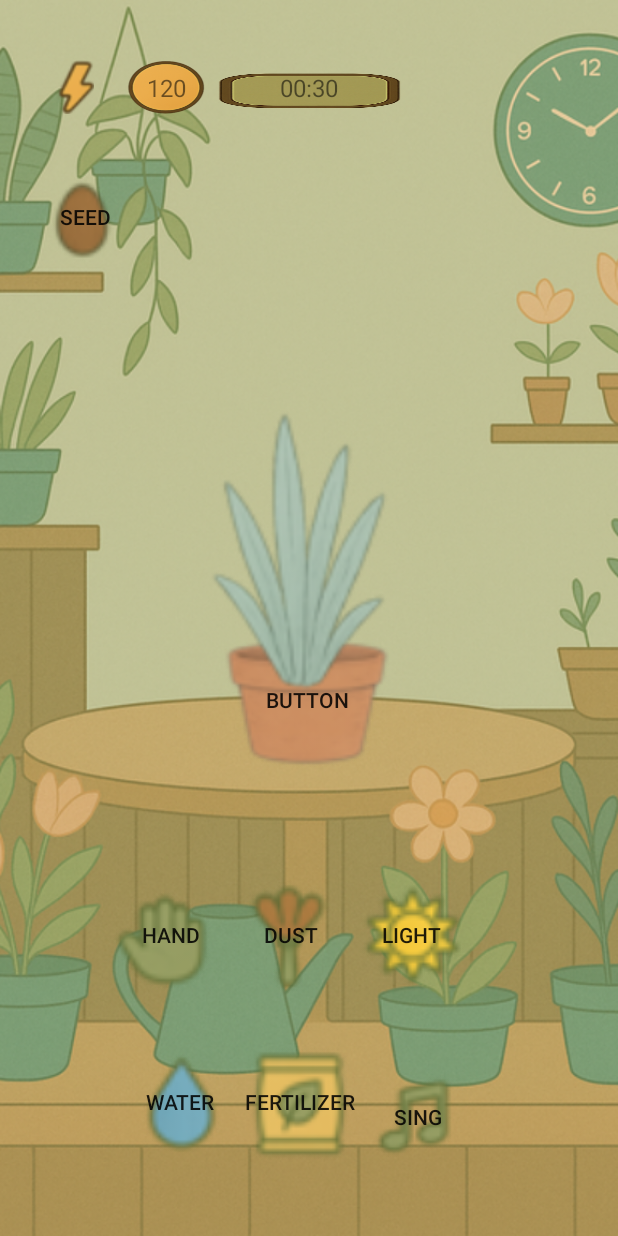
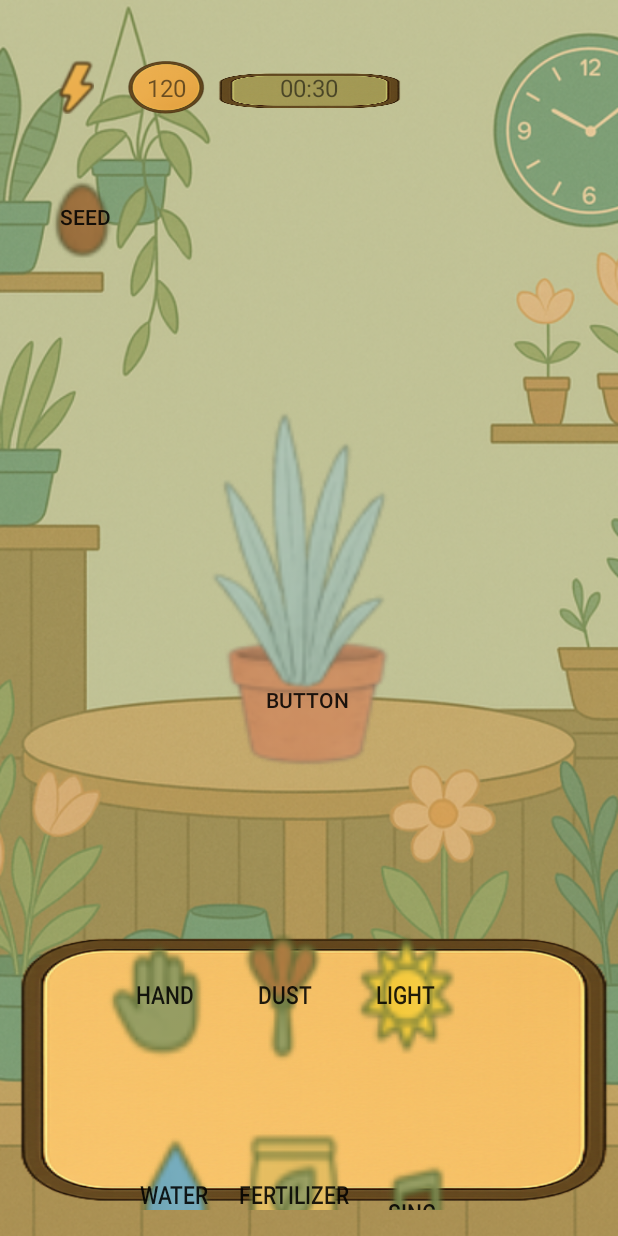
Before and after one commit to YANGang2323/TenPlants, an Android app: the GardenManager screen opened directly, with no data from a screen before it, on a phone screen of 412 x 824 dp. Run offline under Robolectric (Android 15) with nearby library versions, the phone set to English and light mode, and no system bars; pictures from the network do not load.

Commit message:
Update garden.xml
아이콘 잘 안보인다는 문제 개선(아이콘 배경에 노란 박스 추가)

```diff
--- a/app/src/main/res/layout/garden.xml
+++ b/app/src/main/res/layout/garden.xml
@@ -63,13 +63,16 @@
 
     <LinearLayout
         android:id="@+id/linearLayout2"
-        android:layout_width="404dp"
-        android:layout_height="232dp"
+        android:layout_width="match_parent"
+        android:layout_height="160dp"
+        android:background="@drawable/yellow_box"
         android:orientation="vertical"
+        android:scaleY="1.2"
         app:layout_constraintBottom_toBottomOf="parent"
         app:layout_constraintEnd_toEndOf="parent"
         app:layout_constraintStart_toStartOf="@+id/plantTable"
-        app:layout_constraintTop_toBottomOf="@+id/current_plant">
+        app:layout_constraintTop_toTopOf="@+id/plantTable"
+        app:layout_constraintVertical_bias="0.95">
 
         <LinearLayout
             android:layout_width="match_parent"
```
